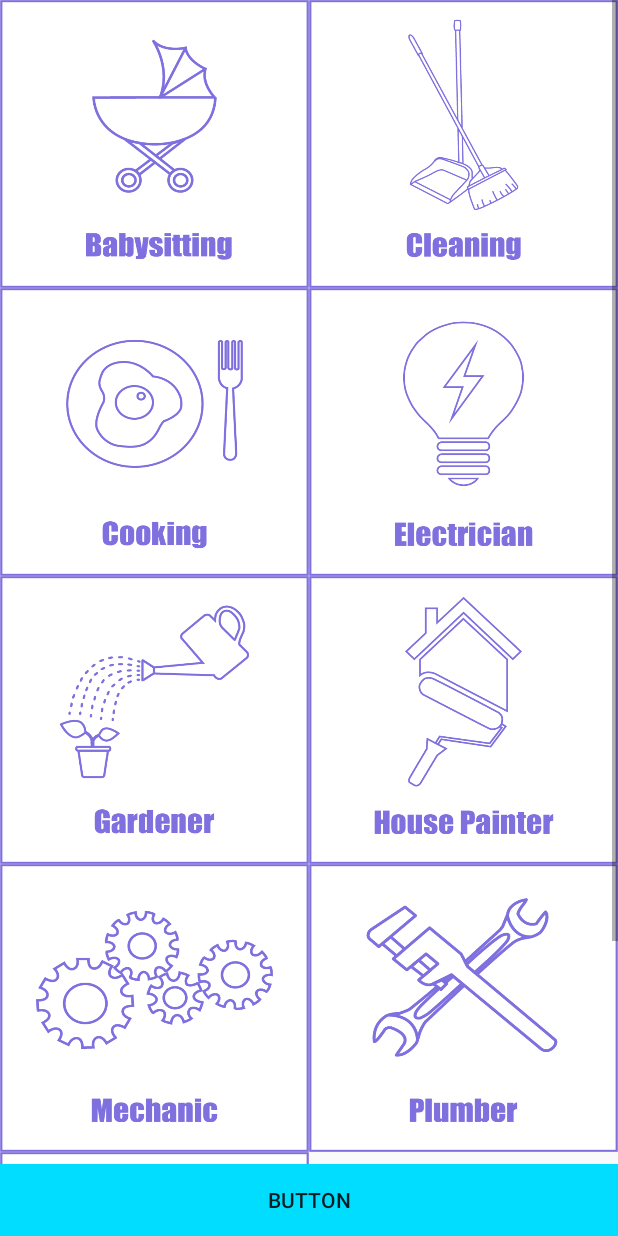
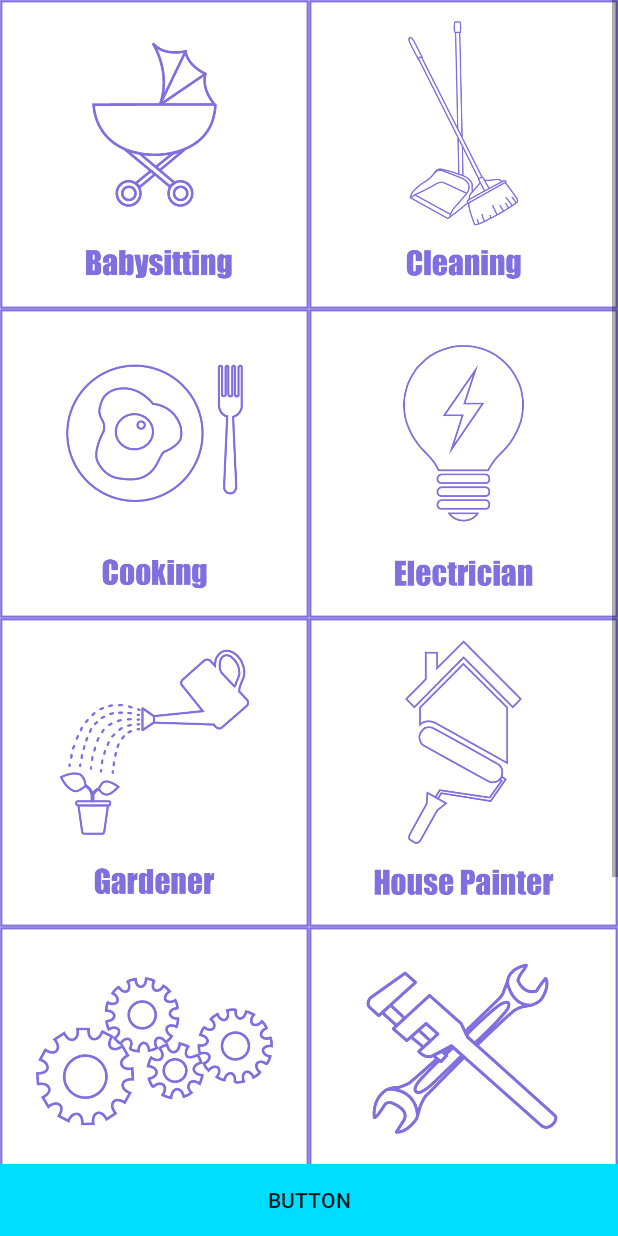
Before and after one commit to AndrewBarzu/LogReg, an Android app: the layout fragment_specializations.xml on its own in the app's theme, with its tools: preview values and no code run, on a phone screen of 412 x 824 dp. Run offline under Robolectric (Android 15) with nearby library versions, the phone set to English and light mode, and no system bars.

Commit message:
UI fixes and changes

```diff
--- a/app/src/main/java/com/example/xghos/Wrenchy/main_activity/CreateOfferFragment.java
+++ b/app/src/main/java/com/example/xghos/Wrenchy/main_activity/CreateOfferFragment.java
@@ -87,6 +87,7 @@ public class CreateOfferFragment extends Fragment {
                 startImageChooserActivity();
                 lastClicked = imageButton1;
                 nextImage = imageButton2;
+                nextImage.setClickable(true);
             }
         });
 
@@ -96,6 +97,7 @@ public class CreateOfferFragment extends Fragment {
                 startImageChooserActivity();
                 lastClicked = imageButton2;
                 nextImage = imageButton3;
+                nextImage.setClickable(true);
             }
         });
 
@@ -105,6 +107,7 @@ public class CreateOfferFragment extends Fragment {
                 startImageChooserActivity();
                 lastClicked = imageButton3;
                 nextImage = imageButton4;
+                nextImage.setClickable(true);
             }
         });
 
@@ -114,6 +117,7 @@ public class CreateOfferFragment extends Fragment {
                 startImageChooserActivity();
                 lastClicked = imageButton4;
                 nextImage = imageButton5;
+                nextImage.setClickable(true);
             }
         });
 
--- a/app/src/main/res/layout/fragment_specializations.xml
+++ b/app/src/main/res/layout/fragment_specializations.xml
@@ -19,11 +19,12 @@
             <ToggleButton
                 android:id="@+id/babysitting"
                 android:layout_width="0dp"
-                android:layout_height="192dp"
+                android:layout_height="0dp"
                 android:background="@drawable/j_babysitting_selector"
                 android:textOn=""
                 android:textOff=""
                 android:text=""
+                app:layout_constraintDimensionRatio="1:1"
                 app:layout_constraintEnd_toStartOf="@+id/cleaning"
                 app:layout_constraintStart_toStartOf="parent"
                 app:layout_constraintTop_toTopOf="parent" />
@@ -31,11 +32,12 @@
             <ToggleButton
                 android:id="@+id/cleaning"
                 android:layout_width="0dp"
-                android:layout_height="192dp"
+                android:layout_height="0dp"
                 android:background="@drawable/j_cleaning_selector"
                 android:textOn=""
                 android:textOff=""
                 android:text=""
+                app:layout_constraintDimensionRatio="1:1"
                 app:layout_constraintEnd_toEndOf="parent"
                 app:layout_constraintStart_toEndOf="@+id/babysitting"
                 app:layout_constraintTop_toTopOf="parent" />
@@ -43,11 +45,12 @@
             <ToggleButton
                 android:id="@+id/cooking"
                 android:layout_width="0dp"
-                android:layout_height="192dp"
+                android:layout_height="0dp"
                 android:background="@drawable/j_cooking_selector"
                 android:textOn=""
                 android:textOff=""
                 android:text=""
+                app:layout_constraintDimensionRatio="1:1"
                 app:layout_constraintEnd_toStartOf="@+id/electrician"
                 app:layout_constraintStart_toStartOf="parent"
                 app:layout_constraintTop_toBottomOf="@+id/babysitting" />
@@ -55,11 +58,12 @@
             <ToggleButton
                 android:id="@+id/electrician"
                 android:layout_width="0dp"
-                android:layout_height="192dp"
+                android:layout_height="0dp"
                 android:background="@drawable/j_electrician_selector"
                 android:textOn=""
                 android:textOff=""
                 android:text=""
+                app:layout_constraintDimensionRatio="1:1"
                 app:layout_constraintEnd_toEndOf="parent"
                 app:layout_constraintStart_toEndOf="@+id/cooking"
                 app:layout_constraintTop_toBottomOf="@+id/cleaning" />
@@ -67,11 +71,12 @@
             <ToggleButton
                 android:id="@+id/gardener"
                 android:layout_width="0dp"
-                android:layout_height="192dp"
+                android:layout_height="0dp"
                 android:background="@drawable/j_gardener_selector"
                 android:textOn=""
                 android:textOff=""
                 android:text=""
+                app:layout_constraintDimensionRatio="1:1"
                 app:layout_constraintEnd_toStartOf="@+id/housepainter"
                 app:layout_constraintStart_toStartOf="parent"
                 app:layout_constraintTop_toBottomOf="@+id/cooking" />
@@ -79,11 +84,12 @@
             <ToggleButton
                 android:id="@+id/housepainter"
                 android:layout_width="0dp"
-                android:layout_height="192dp"
+                android:layout_height="0dp"
                 android:background="@drawable/j_housepainter_selector"
                 android:textOn=""
                 android:textOff=""
                 android:text=""
+                app:layout_constraintDimensionRatio="1:1"
                 app:layout_constraintEnd_toEndOf="parent"
                 app:layout_constraintStart_toEndOf="@+id/gardener"
                 app:layout_constraintTop_toBottomOf="@+id/electrician" />
@@ -91,11 +97,12 @@
             <ToggleButton
                 android:id="@+id/mechanic"
                 android:layout_width="0dp"
-                android:layout_height="192dp"
+                android:layout_height="0dp"
                 android:background="@drawable/j_mechanic_selector"
                 android:textOn=""
                 android:textOff=""
                 android:text=""
+                app:layout_constraintDimensionRatio="1:1"
                 app:layout_constraintEnd_toStartOf="@+id/plumber"
                 app:layout_constraintStart_toStartOf="parent"
                 app:layout_constraintTop_toBottomOf="@+id/gardener" />
@@ -103,11 +110,12 @@
             <ToggleButton
                 android:id="@+id/plumber"
                 android:layout_width="0dp"
-                android:layout_height="192dp"
+                android:layout_height="0dp"
                 android:background="@drawable/j_plumber_selector"
                 android:textOn=""
                 android:textOff=""
                 android:text=""
+                app:layout_constraintDimensionRatio="1:1"
                 app:layout_constraintEnd_toEndOf="parent"
                 app:layout_constraintStart_toEndOf="@+id/mechanic"
                 app:layout_constraintTop_toBottomOf="@+id/housepainter" />
@@ -115,11 +123,12 @@
             <ToggleButton
                 android:id="@+id/shopping"
                 android:layout_width="0dp"
-                android:layout_height="192dp"
+                android:layout_height="0dp"
                 android:background="@drawable/j_shopping_selector"
                 android:textOn=""
                 android:textOff=""
                 android:text=""
+                app:layout_constraintDimensionRatio="1:1"
                 app:layout_constraintEnd_toStartOf="@+id/toggleButton"
                 app:layout_constraintStart_toStartOf="parent"
                 app:layout_constraintTop_toBottomOf="@+id/mechanic" />
@@ -127,12 +136,13 @@
             <ToggleButton
                 android:id="@+id/toggleButton"
                 android:layout_width="0dp"
-                android:layout_height="192dp"
-                android:text="ToggleButton"
+                android:layout_height="0dp"
+                android:text=""
                 android:visibility="invisible"
                 android:clickable="false"
                 android:textOn=""
                 android:textOff=""
+                app:layout_constraintDimensionRatio="1:1"
                 app:layout_constraintEnd_toEndOf="parent"
                 app:layout_constraintStart_toEndOf="@+id/shopping"
                 app:layout_constraintTop_toBottomOf="@+id/plumber" />
```
Also changed, not shown: app/src/main/res/layout/fragment_create_offer.xml (+31 -16 lines).
